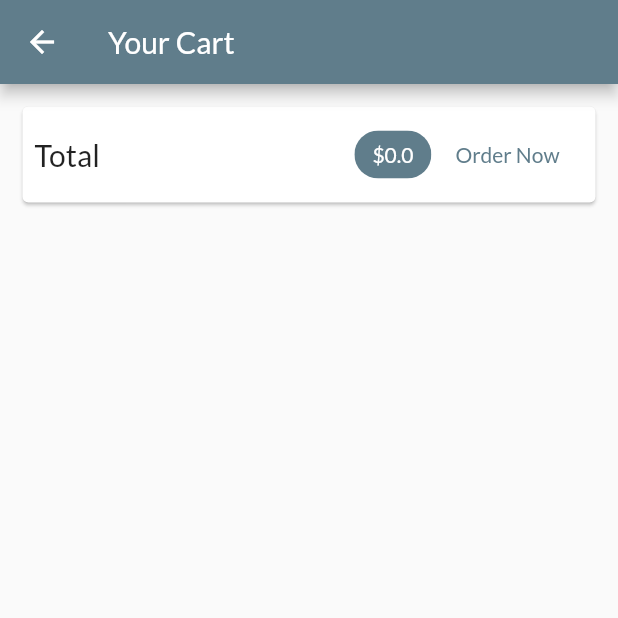
After one commit to tullahnazari/shopapp, a Flutter app: the CartScreen screen opened by its route, on a phone screen of 412 x 824 dp, the top half of it. The commit adds this screen. Run offline on Flutter 3.47's test engine with Material 2 defaults, Android fonts, the phone set to English and light mode, and no system bars; network calls fail.

Commit message:
Creating CartScreen & displaying total price in cart

```diff
--- a/lib/main.dart
+++ b/lib/main.dart
@@ -1,5 +1,6 @@
 import 'package:flutter/material.dart';
 import 'package:shopapp/providers/cart.dart';
+import 'package:shopapp/screens/cart_screen.dart';
 import 'package:shopapp/screens/product_detail_screen.dart';
 import './screens/products_overview_screen.dart';
 import './providers/products.dart';
@@ -31,6 +32,8 @@ class MyApp extends StatelessWidget {
         routes: {
           ProductDetailScreen.routeName: (context) =>
           ProductDetailScreen(),
+          //adding cartscreen route
+          CartScreen.routeName: (ctx) => CartScreen(),
 
         },
       ),
--- a/lib/providers/cart.dart
+++ b/lib/providers/cart.dart
@@ -31,6 +31,14 @@ class Cart with ChangeNotifier{
     return _items.length;
   }
 
+  double get totalAmount {
+    var total = 0.00;
+    _items.forEach((key, cartItem) => {
+      total += cartItem.price * cartItem.quantity
+    });
+    return total;
+  }
+
     void addItem(
       String productId,
       double price,
--- /dev/null
+++ b/lib/screens/cart_screen.dart
@@ -0,0 +1,46 @@
+import 'package:flutter/material.dart';
+import 'package:provider/provider.dart';
+import 'package:shopapp/providers/cart.dart';
+
+class CartScreen extends StatelessWidget {
+  //giving page route name
+  static const routeName = '/cart';
+  @override
+  Widget build(BuildContext context) {
+    final cartItems = Provider.of<Cart>(context);
+    return Scaffold(
+      appBar: AppBar(
+        title: Text('Your Cart'),
+      ),
+      body: Column(
+        children: <Widget>[
+          Card(
+            margin: EdgeInsets.all(15),
+            child: Padding(
+              padding: EdgeInsets.all(8),
+              child: Row(
+                mainAxisAlignment: MainAxisAlignment.spaceBetween,
+                children: <Widget>[
+                  Text('Total', style: TextStyle(fontSize: 20),),
+                  Spacer(),
+                  Chip(
+                    label: Text('\$${cartItems.totalAmount}',
+                    style: TextStyle(color: Theme.of(context).primaryTextTheme.title.color),),
+                     backgroundColor: Theme.of(context).primaryColor,),
+                  FlatButton(
+                    child: Text("Order Now"),
+                    onPressed: () {},
+                    textColor: Theme.of(context).primaryColor,
+                  ),
+                ],
+              ),
+
+            ),
+
+          ),
+        ],
+      ),
+
+    );
+  }
+}
--- a/lib/screens/products_overview_screen.dart
+++ b/lib/screens/products_overview_screen.dart
@@ -2,6 +2,7 @@ import 'package:flutter/material.dart';
 import 'package:provider/provider.dart';
 import 'package:shopapp/providers/cart.dart';
 import 'package:shopapp/providers/products.dart';
+import 'package:shopapp/screens/cart_screen.dart';
 import 'package:shopapp/widgets/badge.dart';
 import 'package:shopapp/widgets/product_grid.dart';
 //adding enum for selection
@@ -60,7 +61,7 @@ class _ProductsOverviewScreenState extends State<ProductsOverviewScreen> {
                   Icons.shopping_cart,
                 ),
                 onPressed: () {
-
+                  Navigator.of(context).pushNamed(CartScreen.routeName);
                 },
               ),
           ),
```
